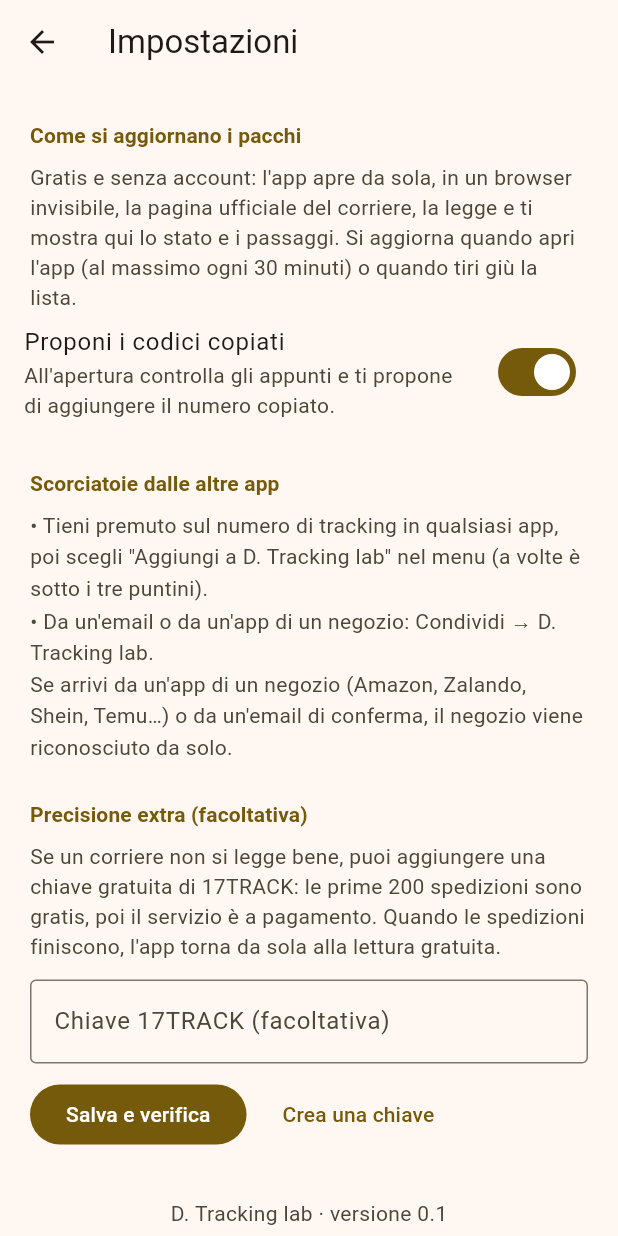
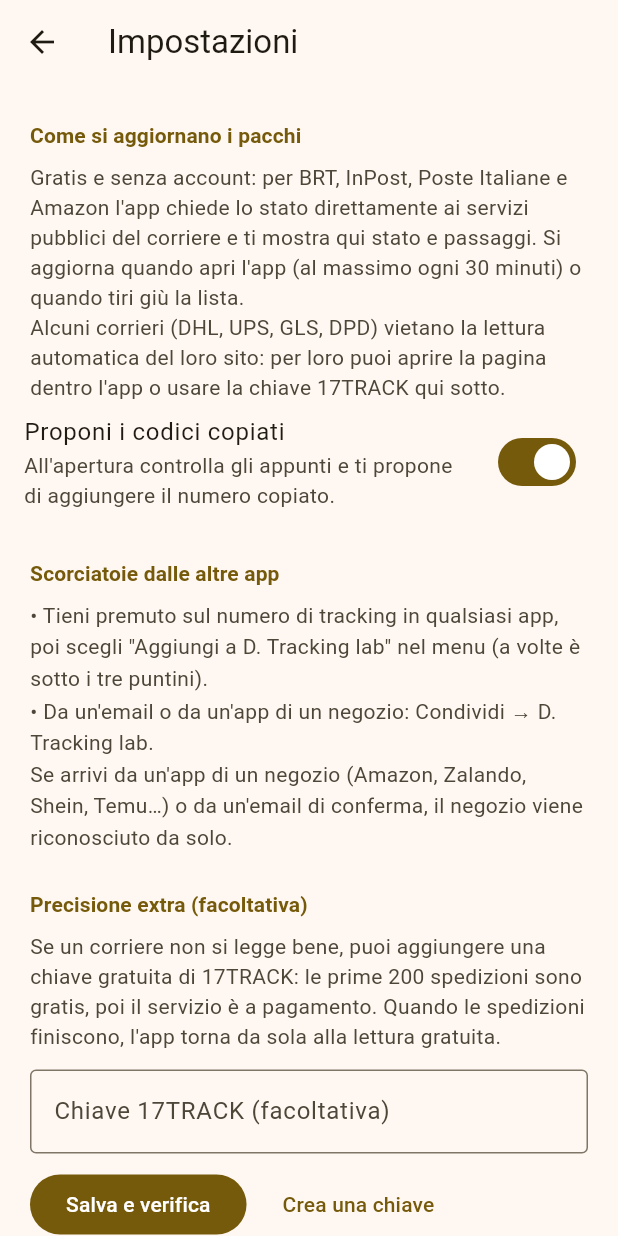
Before and after one commit to pestathe-ai/D.-Tracking-Lab.-, a Flutter app: the screen it shows after launch, after a tap on the "settings" icon, on a phone screen of 412 x 824 dp. Run offline on Flutter 3.47's test engine with Material 3 defaults, Android fonts, the phone set to English and light mode, and no system bars; our stand-ins replace shared_preferences, webview_flutter; missing offline and left inert: mobile_scanner.

Commit message:
v0.2: stato letto direttamente dai servizi di BRT, InPost, Poste e Amazon
Il browser invisibile non riusciva a leggere le pagine e alcuni corrieri
(DHL) vietano esplicitamente la lettura automatica: lo sostituisce una
lettura diretta dei servizi pubblici dei corrieri che lo permettono.

Co-Authored-By: Claude Opus 5.5 <noreply@anthropic.com>
Claude-Session: https://claude.ai/code/session_01M58GYQw7MPCPx2NHGqXLGe

```diff
--- a/lib/core/models.dart
+++ b/lib/core/models.dart
@@ -85,6 +85,7 @@ class Shipment {
     this.registered = false,
     this.error,
     this.serviceCarrier,
+    this.note,
   });
 
   final String id;
@@ -105,6 +106,9 @@ class Shipment {
 
   /// Nome del corriere secondo il servizio di tracking.
   String? serviceCarrier;
+
+  /// Informazione in più dal corriere (es. locker di ritiro).
+  String? note;
 
   TrackEvent? get latest => events.isEmpty ? null : events.first;
 
@@ -129,6 +133,7 @@ class Shipment {
         'registered': registered,
         'error': error,
         'svc': serviceCarrier,
+        'note': note,
       };
 
   factory Shipment.fromJson(Map<String, dynamic> j) => Shipment(
@@ -148,5 +153,6 @@ class Shipment {
         registered: j['registered'] as bool? ?? false,
         error: j['error'] as String?,
         serviceCarrier: j['svc'] as String?,
+        note: j['note'] as String?,
       );
 }
--- a/lib/main.dart
+++ b/lib/main.dart
@@ -1,9 +1,7 @@
 import 'dart:async';
 
 import 'package:flutter/material.dart';
-import 'package:webview_flutter/webview_flutter.dart';
 
-import 'services/page_reader.dart';
 import 'services/share_channel.dart';
 import 'services/store.dart';
 import 'ui/add_screen.dart';
@@ -24,7 +22,6 @@ class TrackingLabApp extends StatefulWidget {
 
 class _TrackingLabAppState extends State<TrackingLabApp> {
   final _navigator = GlobalKey<NavigatorState>();
-  late final PageReader _reader;
   late final ShipmentStore _store;
   late final ShareChannel _share;
   StreamSubscription<IncomingShare>? _sub;
@@ -32,8 +29,7 @@ class _TrackingLabAppState extends State<TrackingLabApp> {
   @override
   void initState() {
     super.initState();
-    _reader = PageReader();
-    _store = ShipmentStore(_reader);
+    _store = ShipmentStore();
     _share = ShareChannel();
     _start();
   }
@@ -71,25 +67,6 @@ class _TrackingLabAppState extends State<TrackingLabApp> {
       theme: buildTheme(Brightness.light),
       darkTheme: buildTheme(Brightness.dark),
       themeMode: ThemeMode.system,
-      builder: (context, child) => Stack(
-        children: [
-          // Browser invisibile che legge le pagine dei corrieri:
-          // sta sotto l'interfaccia, non si vede e non si tocca.
-          Positioned(
-            left: 0,
-            top: 0,
-            width: 380,
-            height: 760,
-            child: IgnorePointer(
-              child: Opacity(
-                opacity: 0.01,
-                child: WebViewWidget(controller: _reader.controller),
-              ),
-            ),
-          ),
-          Positioned.fill(child: child ?? const SizedBox.shrink()),
-        ],
-      ),
       home: HomeScreen(store: _store, onAdd: () => _openAdd()),
     );
   }
--- /dev/null
+++ b/lib/services/carrier_sources.dart
@@ -0,0 +1,119 @@
+import 'dart:convert';
+
+import 'package:http/http.dart' as http;
+
+import '../core/models.dart';
+import '../core/sources_parse.dart';
+
+/// Legge lo stato direttamente dai servizi pubblici dei corrieri,
+/// gratis e senza account. Solo corrieri che lo permettono.
+class CarrierSources {
+  CarrierSources({http.Client? client}) : _client = client ?? http.Client();
+
+  final http.Client _client;
+
+  static const _ua = 'Mozilla/5.0 (Linux; Android 14) AppleWebKit/537.36 '
+      '(KHTML, like Gecko) Chrome/130.0 Mobile Safari/537.36';
+
+  /// Corrieri letti direttamente dall'app.
+  static const supported = {'brt', 'inpost', 'poste', 'amazon'};
+
+  bool supports(String carrierId) => supported.contains(carrierId);
+
+  Future<SourceResult> fetch(String carrierId, String number) => switch (carrierId) {
+        'brt' => _brt(number),
+        'inpost' => _inpost(number),
+        'poste' => _poste(number),
+        'amazon' => _amazon(number),
+        _ => throw UnsupportedError(carrierId),
+      };
+
+  Map<String, String> _headers({String accept = 'application/json'}) => {
+        'User-Agent': _ua,
+        'Accept': accept,
+        'Accept-Language': 'it-IT,it;q=0.9',
+      };
+
+  Future<http.Response> _send(Future<http.Response> f) async {
+    try {
+      return await f.timeout(const Duration(seconds: 25));
+    } catch (_) {
+      throw const SourceException('Connessione non riuscita: controlla internet e riprova.');
+    }
+  }
+
+  // InPost: servizio pubblico ShipX, prima Italia poi Polonia/Europa.
+  Future<SourceResult> _inpost(String number) async {
+    SourceResult? last;
+    for (final host in ['api-shipx-it.easypack24.net', 'api-shipx-pl.easypack24.net']) {
+      final res = await _send(_client.get(
+        Uri.https(host, '/v1/tracking/$number'),
+        headers: _headers(),
+      ));
+      if (res.statusCode == 404) {
+        last = const SourceResult(status: ShipStatus.notFound, notFound: true);
+        continue;
+      }
+      if (res.statusCode != 200) throw SourceException('InPost non risponde (${res.statusCode})');
+      return parseInPost(Map<String, dynamic>.from(jsonDecode(utf8.decode(res.bodyBytes)) as Map));
+    }
+    return last!;
+  }
+
+  // BRT: pagina pubblica di vas.brt.it, generata dal server.
+  Future<SourceResult> _brt(String number) async {
+    final http.Response res;
+    if (number.length == 19) {
+      // BRTcode (19 cifre): modulo dedicato.
+      res = await _send(_client.post(
+        Uri.https('vas.brt.it', '/vas/sped_det_show.htm'),
+        headers: {..._headers(accept: 'text/html'), 'Content-Type': 'application/x-www-form-urlencoded'},
+        body: {'brtCode': number, 'referer': 'sped_numspe_par.htm', 'RicercaBrtCode': 'Ricerca'},
+      ));
+    } else if (number.length == 12) {
+      res = await _send(_client.get(
+        Uri.https('vas.brt.it', '/vas/sped_det_show.hsm',
+            {'referer': 'sped_numspe_par.htm', 'Nspediz': number}),
+        headers: _headers(accept: 'text/html'),
+      ));
+    } else {
+      // ID collo cliente / segnacollo.
+      res = await _send(_client.get(
+        Uri.https('vas.brt.it', '/vas/sped_det_show.hsm',
+            {'referer': 'sped_numspe_par.htm', 'ChiSono': number}),
+        headers: _headers(accept: 'text/html'),
+      ));
+    }
+    if (res.statusCode != 200) throw SourceException('BRT non risponde (${res.statusCode})');
+    // Il sito BRT usa la codifica iso-8859-15.
+    return parseBrtHtml(latin1.decode(res.bodyBytes, allowInvalid: true), number);
+  }
+
+  // Poste Italiane: servizio usato dalla ricerca spedizioni di poste.it.
+  Future<SourceResult> _poste(String number) async {
+    final res = await _send(_client.post(
+      Uri.https('www.poste.it', '/online/dovequando/DQ-REST/ricercasemplice'),
+      headers: {..._headers(), 'Content-Type': 'application/json'},
+      body: jsonEncode({'tipoRichiedente': 'WEB', 'codiceSpedizione': number, 'periodoRicerca': 1}),
+    ));
+    if (res.statusCode != 200) throw SourceException('Poste non risponde (${res.statusCode})');
+    return parsePoste(Map<String, dynamic>.from(jsonDecode(utf8.decode(res.bodyBytes)) as Map));
+  }
+
+  // Amazon Logistics (codici TBA).
+  Future<SourceResult> _amazon(String number) async {
+    final res = await _send(_client.get(
+      Uri.https('track.amazon.it', '/api/tracker/$number'),
+      headers: _headers(),
+    ));
+    if (res.statusCode != 200) throw SourceException('Amazon non risponde (${res.statusCode})');
+    return parseAmazon(Map<String, dynamic>.from(jsonDecode(utf8.decode(res.bodyBytes)) as Map));
+  }
+}
+
+class SourceException implements Exception {
+  const SourceException(this.message);
+  final String message;
+  @override
+  String toString() => message;
+}
--- a/lib/ui/detail_screen.dart
+++ b/lib/ui/detail_screen.dart
@@ -151,6 +151,12 @@ class _Detail extends StatelessWidget {
               margin: EdgeInsets.zero,
               child: Column(
                 children: [
+                  if (s.note != null)
+                    ListTile(
+                      leading: const Icon(Icons.place_outlined),
+                      title: Text(s.note!),
+                      subtitle: const Text('Dove ritirarlo'),
+                    ),
                   ListTile(
                     leading: const Icon(Icons.storefront_outlined),
                     title: Text(s.shop ?? 'Negozio non indicato'),
--- a/lib/ui/settings_screen.dart
+++ b/lib/ui/settings_screen.dart
@@ -72,9 +72,11 @@ class _SettingsScreenState extends State<SettingsScreen> {
             Padding(
               padding: const EdgeInsets.symmetric(horizontal: 20),
               child: Text(
-                'Gratis e senza account: l\'app apre da sola, in un browser invisibile, '
-                'la pagina ufficiale del corriere, la legge e ti mostra qui lo stato e i passaggi. '
-                'Si aggiorna quando apri l\'app (al massimo ogni 30 minuti) o quando tiri giù la lista.',
+                'Gratis e senza account: per BRT, InPost, Poste Italiane e Amazon l\'app chiede '
+                'lo stato direttamente ai servizi pubblici del corriere e ti mostra qui stato e passaggi. '
+                'Si aggiorna quando apri l\'app (al massimo ogni 30 minuti) o quando tiri giù la lista.\n'
+                'Alcuni corrieri (DHL, UPS, GLS, DPD) vietano la lettura automatica del loro sito: '
+                'per loro puoi aprire la pagina dentro l\'app o usare la chiave 17TRACK qui sotto.',
                 style: muted,
               ),
             ),
@@ -141,7 +143,7 @@ class _SettingsScreenState extends State<SettingsScreen> {
                 child: Text(_keyInfo!, style: theme.textTheme.bodyMedium),
               ),
             const SizedBox(height: 32),
-            Center(child: Text('D. Tracking lab · versione 0.1', style: muted)),
+            Center(child: Text('D. Tracking lab · versione 0.2', style: muted)),
             const SizedBox(height: 4),
             Center(child: Text('un\'app Dom Studio', style: theme.textTheme.bodySmall)),
           ],
--- a/pubspec.yaml
+++ b/pubspec.yaml
@@ -1,7 +1,7 @@
 name: d_tracking_lab
 description: "D. Tracking lab: tutti i tuoi pacchi in un posto, gratis."
 publish_to: 'none'
-version: 0.1.0+1
+version: 0.2.0+2
 
 environment:
   sdk: ^3.8.0
```
Also changed, not shown: lib/core/page_parser.dart (+4 -3 lines), lib/core/sources_parse.dart (added, +338 -0 lines), lib/services/page_reader.dart (deleted, +0 -84 lines), lib/services/store.dart (+55 -27 lines), 2 other files.
